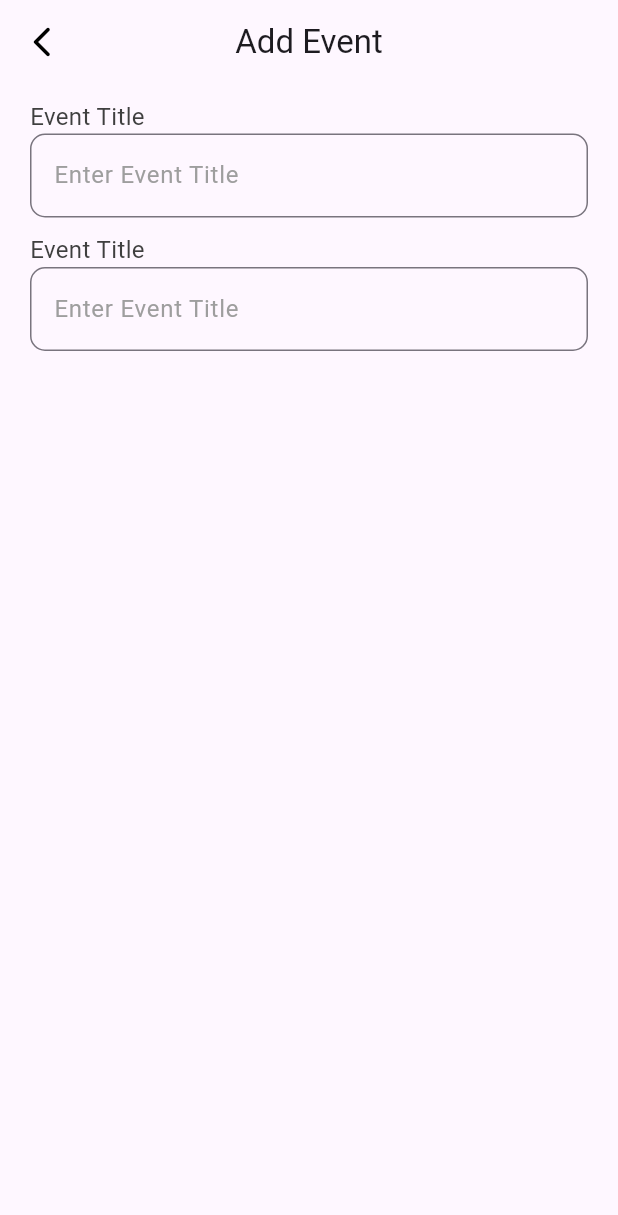
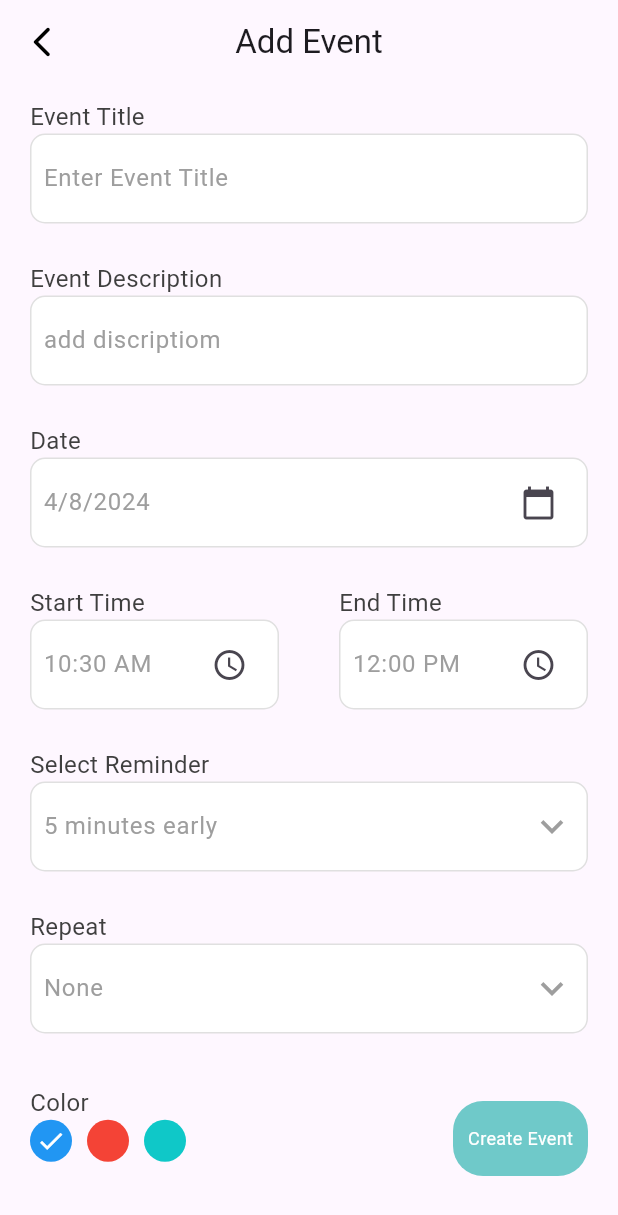
Before and after one commit to aymanerihane/UniEvents, a Flutter app: the Add_event screen opened directly, on a phone screen of 412 x 824 dp. Shown: the top 1215 px of the screen. Run offline on Flutter 3.47's test engine with Material 3 defaults, Android fonts, the phone set to English and light mode, and no system bars; our stand-ins replace date_picker_timeline, get, hidden_drawer_menu; Roboto replaces fonts that are missing (Poppins).

Commit message:
final addEvent page

```diff
--- a/unievents/lib/templates/EventTime/add_event.dart
+++ b/unievents/lib/templates/EventTime/add_event.dart
@@ -1,31 +1,197 @@
 import 'package:flutter/material.dart';
-import 'package:flutter/widgets.dart';
 import 'package:get/get.dart';
+import 'package:unievents/templates/EventTime/MyButton.dart';
+import 'package:unievents/themes/themes.dart';
 import 'package:unievents/wigets/input.dart';
+import 'package:intl/intl.dart';
 
-class Add_event extends StatelessWidget {
+class Add_event extends StatefulWidget {
   const Add_event({super.key});
 
+  @override
+  State<Add_event> createState() => _Add_eventState();
+}
+
+class _Add_eventState extends State<Add_event> {
+
+  DateTime _selectedDate = DateTime.now();
+  String _selectedStartTime = DateFormat('hh:mm a').format(DateTime.now());
+  String _selectedEndTime ='12:00 PM';
+  int _selectedReminder = 5;
+  List<int> remindList=[5,10,15,20,30,60];
+  String _selectedRepeat = "None";
+  List<String> repeatList = ["None","Daily","Weekly","Monthly","Yearly"];
+  int _selectedColor = 0;
   @override
   Widget build(BuildContext context) {
     return Scaffold(
       appBar: _appBar(),
-      body: const Column(
+      body: ListView(
+        children:[ Column(
           crossAxisAlignment: CrossAxisAlignment.start,
           children: [
-          MyInput(
+            const MyInput(
               hint: 'Enter Event Title',
               title: 'Event Title',
             ),
+            const MyInput(
+              hint: 'add discriptiom',
+              title: 'Event Description',
+            ),
             MyInput(
-            hint: 'Enter Event Title',
-            title: 'Event Title',
+              hint: DateFormat.yMd().format(_selectedDate),
+              title: 'Date',
+              widget: IconButton(
+                icon: const Icon(Icons.calendar_today),
+                onPressed: () async {
+                  final DateTime? picked = await showDatePicker(
+                    context: context,
+                    initialDate: _selectedDate,
+                    firstDate: DateTime(2024),
+                    lastDate: DateTime(2030),
+                  );
+                  if (picked != null && picked != _selectedDate){
+                    setState(() {
+                      _selectedDate = picked;
+                    });
+                  }
+                },
+              ),
+            ),
+            Row(
+              children: [
+                Expanded(
+                  child: MyInput(
+                    title: 'Start Time',
+                    hint: _selectedStartTime,
+                    widget: IconButton(
+                      icon: const Icon(Icons.access_time),
+                      onPressed: ()  {
+                        _selectTimePicker(true);
+                      },
+                    ),
+                    )
+                ),
+                Expanded(child:
+                  MyInput(
+                    title: 'End Time',
+                    hint: _selectedEndTime,
+                    widget: IconButton(
+                      icon: const Icon(Icons.access_time),
+                      onPressed: (){
+                        _selectTimePicker(false);
+                      },
+                    ),
+                  )
                 ),
               ],
             ),
+            MyInput(title: 'Select Reminder', hint: '$_selectedReminder minutes early',
+            widget:
+              DropdownButton<int>(
+                icon: const Icon(Icons.keyboard_arrow_down,color: Colors.grey),
+                iconSize: 30,
+                elevation:4,
+                underline: Container(height: 0.0,),
+                items: remindList.map<DropdownMenuItem<int>>((int value) {
+                  return DropdownMenuItem<int>(
+                    value: value,
+                    child: Text(value.toString()),
+                  );
+                }).toList(),
+                onChanged: (int? value) {
+                  setState(() {
+                    _selectedReminder = value!;
+                  });
+                },
+              ),
+            ),
+            MyInput(title: 'Repeat', hint: _selectedRepeat,
+            widget:
+              DropdownButton<String>(
+                icon: const Icon(Icons.keyboard_arrow_down,color: Colors.grey),
+                iconSize: 30,
+                elevation:4,
+                underline: Container(height: 0.0,),
+                items: repeatList.map<DropdownMenuItem<String>>((String value) {
+                  return DropdownMenuItem<String>(
+                    value: value,
+                    child: Text(value),
+                  );
+                }).toList(),
+                onChanged: (String? value) {
+                  setState(() {
+                    _selectedRepeat = value!;
+                  });
+                },
+              ),
+            ),
+
+            Container(
+              margin: const EdgeInsets.only(left: 20, right: 20, top: 10,bottom: 15),
+              child: Row(
+                mainAxisAlignment: MainAxisAlignment.spaceBetween,
+                children: [
+                  Column(
+                    crossAxisAlignment: CrossAxisAlignment.start,
+                    children: [
+                      const Text('Color',style: const TextStyle(fontSize: 16, color: Color.fromARGB(255, 63, 63, 63),fontFamily: "Poppins")),
+                      Wrap(
+
+                        children: List<Widget>.generate(3, (index) =>
+                          GestureDetector(
+                            onTap: (){
+                              setState(() {
+                                _selectedColor = index;
+                              });
+                            },
+
+                            child: Padding(
+                              padding: const EdgeInsets.only(right:10.0),
+                              child: CircleAvatar(
+                                radius: 14,
+                                backgroundColor: index == 0 ? Colors.blue : index == 1 ? Colors.red : primaryColor,
+                                child: _selectedColor==index ? Icon(Icons.check, color: Colors.white, size: 20,): Container(),
+                              ),
+                            ),
+                          )
+                        ),
+                      ),
+                    ],
+
+                  ),
+                  Container(
+                    margin: const EdgeInsets.only(top: 20),
+                    child: MyButton(label: "Create Event", onTap: ()=>Get.back() , visibility: true))
+                ],
+              ),
+            )
+          ],
+        ),
+      ]
+      ),
     );
   }
+  _selectTimePicker(bool is_start_time) async {
+    final TimeOfDay? picked = await showTimePicker(
+      context: context,
+      initialTime: TimeOfDay.now(),
+    );
+    if (picked != null){
+      if(is_start_time){
+        setState(() {
+          _selectedStartTime = picked.format(context);
+        });
+      }else{
+        setState(() {
+          _selectedEndTime = picked.format(context);
+        });
+
       }
+    }
+  }
+}
+
 
 _appBar(){
   return AppBar(
--- a/unievents/lib/wigets/input.dart
+++ b/unievents/lib/wigets/input.dart
@@ -10,23 +10,40 @@ class MyInput extends StatelessWidget {
   @override
   Widget build(BuildContext context) {
     return Container(
-      margin: const EdgeInsets.only(left: 20, right: 20, top: 10),
+      margin: const EdgeInsets.only(left: 20, right: 20, top: 10,bottom: 15),
       child: Column(
         crossAxisAlignment: CrossAxisAlignment.start,
         children: [
           Text(title, style: const TextStyle(fontSize: 16, color: Color.fromARGB(255, 63, 63, 63),fontFamily: "Poppins")),
-          TextField(
-            controller: controller,
-            decoration: InputDecoration(
-              hintText: hint,
-              hintStyle: const TextStyle(fontSize: 16, color: Colors.grey ,fontFamily: "Poppins"),
-              border: OutlineInputBorder(
-                borderRadius: BorderRadius.circular(10),
-                borderSide: const BorderSide(color: Colors.grey),
-              ),
+          Container(
+            padding: EdgeInsets.only(left: 8.0 , right: 8.0,top: 5.0,bottom: 5.0),
+            decoration: BoxDecoration(
+              color: Colors.white,
+              borderRadius: BorderRadius.circular(10),
+              border: Border.all(color: Colors.grey.shade300),
+            ),
+            child: Row(
+
+              children: [
+                Expanded(
+                  child: TextFormField(
+                    autofocus: false,
+                    readOnly: widget == null?false:true,
+                    controller: controller,
+                    decoration: InputDecoration(
+                      border: InputBorder.none,
+
+                      hintText: hint,
+                      hintStyle: const TextStyle(fontSize: 16, color: Colors.grey ,fontFamily: "Poppins"),
+
+                    ),
+                  ),
+                ),
+                widget==null? Container():Container(child:widget),
+              ],
             ),
           ),
-          widget ?? Container(),
+
         ],
       )
     );
```
Lines whose indentation alone changed are shown as unchanged.
